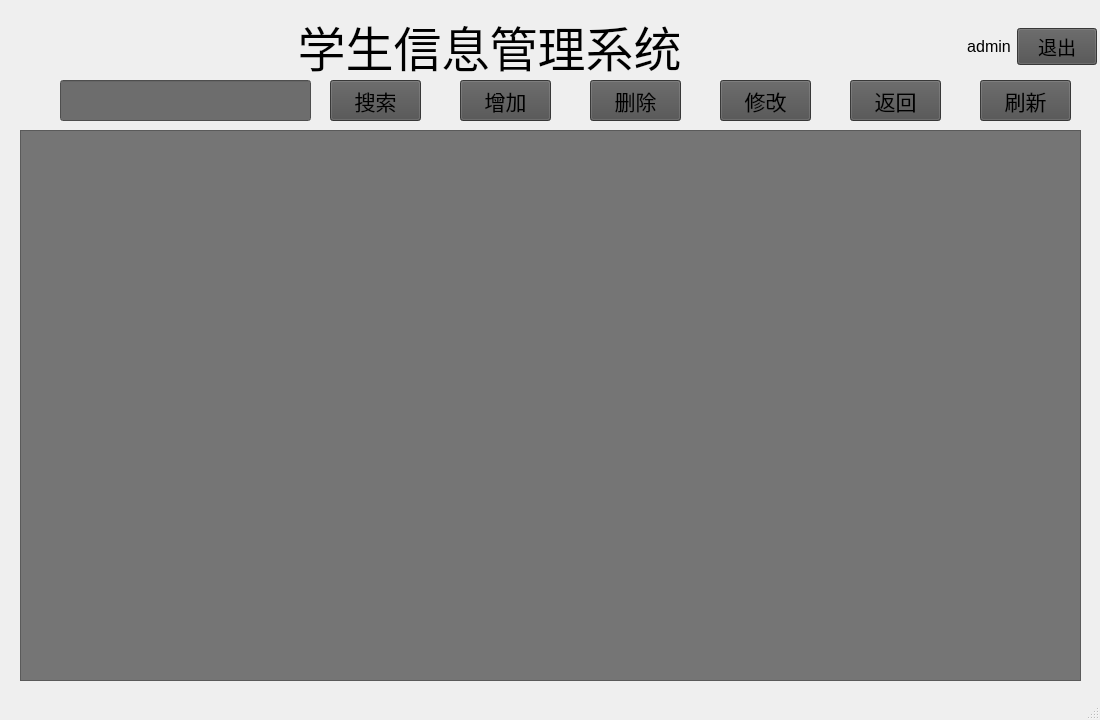
This is st_mge/mainwindow.ui in ALBION23/Student_Manage as Qt 5 draws it before an edit. The edited form follows.
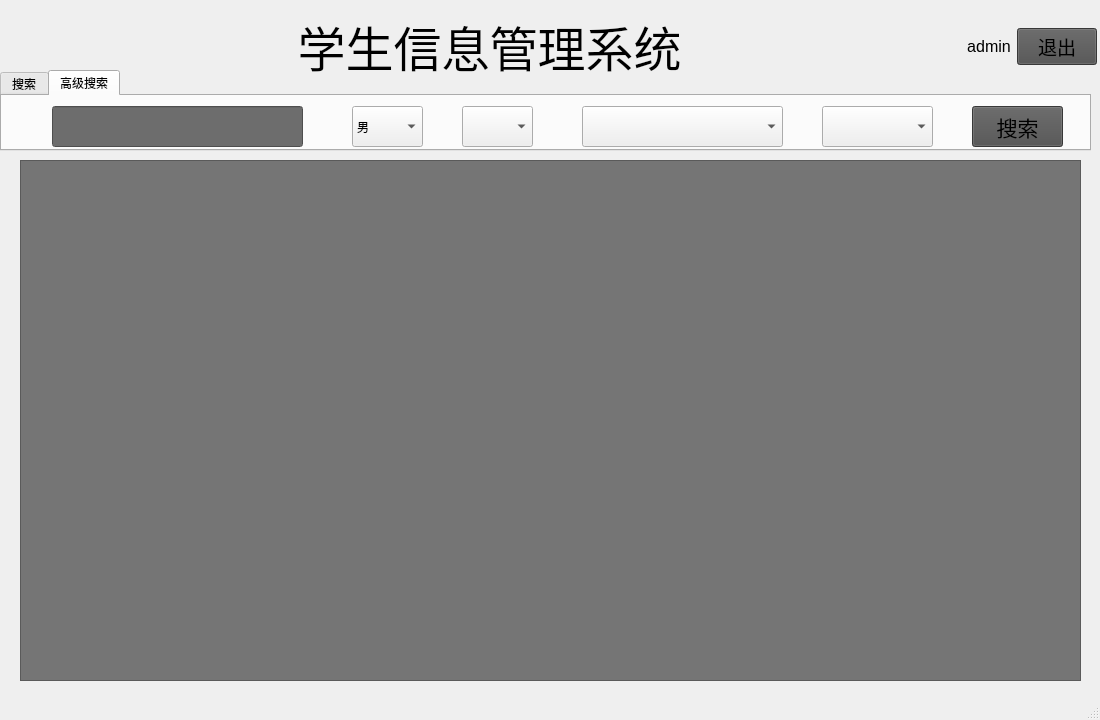
This is the edited form. Icons and pictures are not drawn.

What changed in the file:
```diff
--- a/st_mge/mainwindow.ui
+++ b/st_mge/mainwindow.ui
@@ -126,18 +126,28 @@
      </item>
     </layout>
    </widget>
-   <widget class="QWidget" name="widget_2" native="true">
+   <widget class="QTabWidget" name="tabWidget_2">
     <property name="geometry">
      <rect>
-      <x>10</x>
+      <x>0</x>
       <y>70</y>
-      <width>1081</width>
-      <height>611</height>
+      <width>1091</width>
+      <height>81</height>
      </rect>
     </property>
     <property name="styleSheet">
-     <string notr="true"/>
+     <string notr="true">QWidget#centralwidget(background-color: #001871;);</string>
     </property>
+    <property name="currentIndex">
+     <number>1</number>
+    </property>
+    <widget class="QWidget" name="tab1" native="true">
+     <property name="styleSheet">
+      <string notr="true">QWidget#centralwidget(background-color: #001871;);</string>
+     </property>
+     <attribute name="title">
+      <string>搜索</string>
+     </attribute>
     <widget class="QLineEdit" name="searchEdit">
      <property name="geometry">
       <rect>
@@ -319,13 +329,125 @@
       <string>修改</string>
      </property>
     </widget>
+    </widget>
+    <widget class="QWidget" name="tab2">
+     <property name="styleSheet">
+      <string notr="true">QWidget#centralwidget(background-color: #001871;);</string>
+     </property>
+     <attribute name="title">
+      <string>高级搜索</string>
+     </attribute>
+     <widget class="QLineEdit" name="searchEdit_2">
+      <property name="geometry">
+       <rect>
+        <x>50</x>
+        <y>10</y>
+        <width>251</width>
+        <height>41</height>
+       </rect>
+      </property>
+      <property name="sizePolicy">
+       <sizepolicy hsizetype="Fixed" vsizetype="Fixed">
+        <horstretch>0</horstretch>
+        <verstretch>0</verstretch>
+       </sizepolicy>
+      </property>
+      <property name="styleSheet">
+       <string notr="true">background-color:rgb(109, 109, 109);</string>
+      </property>
+     </widget>
+     <widget class="QPushButton" name="search_2">
+      <property name="geometry">
+       <rect>
+        <x>970</x>
+        <y>10</y>
+        <width>91</width>
+        <height>41</height>
+       </rect>
+      </property>
+      <property name="sizePolicy">
+       <sizepolicy hsizetype="Fixed" vsizetype="Fixed">
+        <horstretch>0</horstretch>
+        <verstretch>0</verstretch>
+       </sizepolicy>
+      </property>
+      <property name="font">
+       <font>
+        <family>宋体</family>
+        <pointsize>16</pointsize>
+       </font>
+      </property>
+      <property name="styleSheet">
+       <string notr="true">background-color: rgb(79, 79, 79);</string>
+      </property>
+      <property name="text">
+       <string>搜索</string>
+      </property>
+     </widget>
+     <widget class="QComboBox" name="sexSearch">
+      <property name="geometry">
+       <rect>
+        <x>350</x>
+        <y>10</y>
+        <width>71</width>
+        <height>41</height>
+       </rect>
+      </property>
+      <item>
+       <property name="text">
+        <string>男</string>
+       </property>
+      </item>
+      <item>
+       <property name="text">
+        <string>女</string>
+       </property>
+      </item>
+      <item>
+       <property name="text">
+        <string>NULL</string>
+       </property>
+      </item>
+     </widget>
+     <widget class="QComboBox" name="ageSearch">
+      <property name="geometry">
+       <rect>
+        <x>460</x>
+        <y>10</y>
+        <width>71</width>
+        <height>41</height>
+       </rect>
+      </property>
+     </widget>
+     <widget class="QComboBox" name="majorSearch">
+      <property name="geometry">
+       <rect>
+        <x>580</x>
+        <y>10</y>
+        <width>201</width>
+        <height>41</height>
+       </rect>
+      </property>
+     </widget>
+     <widget class="QComboBox" name="classSearch">
+      <property name="geometry">
+       <rect>
+        <x>820</x>
+        <y>10</y>
+        <width>111</width>
+        <height>41</height>
+       </rect>
+      </property>
+     </widget>
+    </widget>
+   </widget>
     <widget class="QTableView" name="tableView">
      <property name="geometry">
       <rect>
-       <x>10</x>
-       <y>60</y>
+      <x>20</x>
+      <y>160</y>
        <width>1061</width>
-       <height>551</height>
+      <height>521</height>
       </rect>
      </property>
      <property name="styleSheet">
@@ -338,7 +460,6 @@
      <attribute name="horizontalHeaderDefaultSectionSize">
       <number>152</number>
      </attribute>
-    </widget>
    </widget>
   </widget>
   <widget class="QMenuBar" name="menubar">
```
Lines whose indentation alone changed are shown as unchanged.
